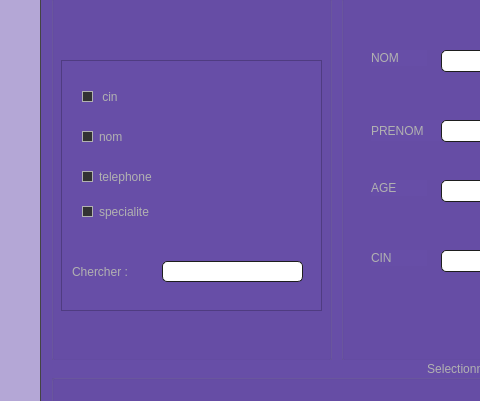
This is court/avocat.ui in amirbill/projet_c- as Qt 5 draws it before an edit; both pictures show x 0 to 480 and y 96 to 497 of the 1141 by 741 pixel window. The edited form follows.
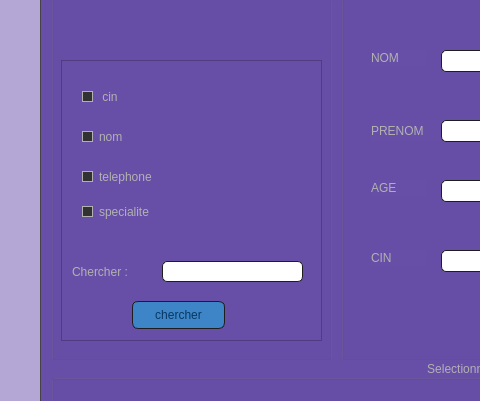
This is the edited form. The open tabs and pages were chosen to show the change. Icons and pictures are not drawn.

Patch:
```diff
--- a/court/avocat.ui
+++ b/court/avocat.ui
@@ -1281,7 +1281,7 @@
          <x>10</x>
          <y>80</y>
          <width>261</width>
-         <height>251</height>
+         <height>281</height>
         </rect>
        </property>
        <property name="widgetResizable">
@@ -1293,7 +1293,7 @@
           <x>0</x>
           <y>0</y>
           <width>259</width>
-          <height>249</height>
+          <height>279</height>
          </rect>
         </property>
         <widget class="QCheckBox" name="checkBox">
@@ -1390,6 +1390,19 @@
           <string>Chercher :</string>
          </property>
         </widget>
+        <widget class="QPushButton" name="pushButton">
+         <property name="geometry">
+          <rect>
+           <x>70</x>
+           <y>240</y>
+           <width>93</width>
+           <height>28</height>
+          </rect>
+         </property>
+         <property name="text">
+          <string>chercher</string>
+         </property>
+        </widget>
        </widget>
       </widget>
      </widget>
```
Left out of the diff: 4 changed lines with no effect on the pictures.
